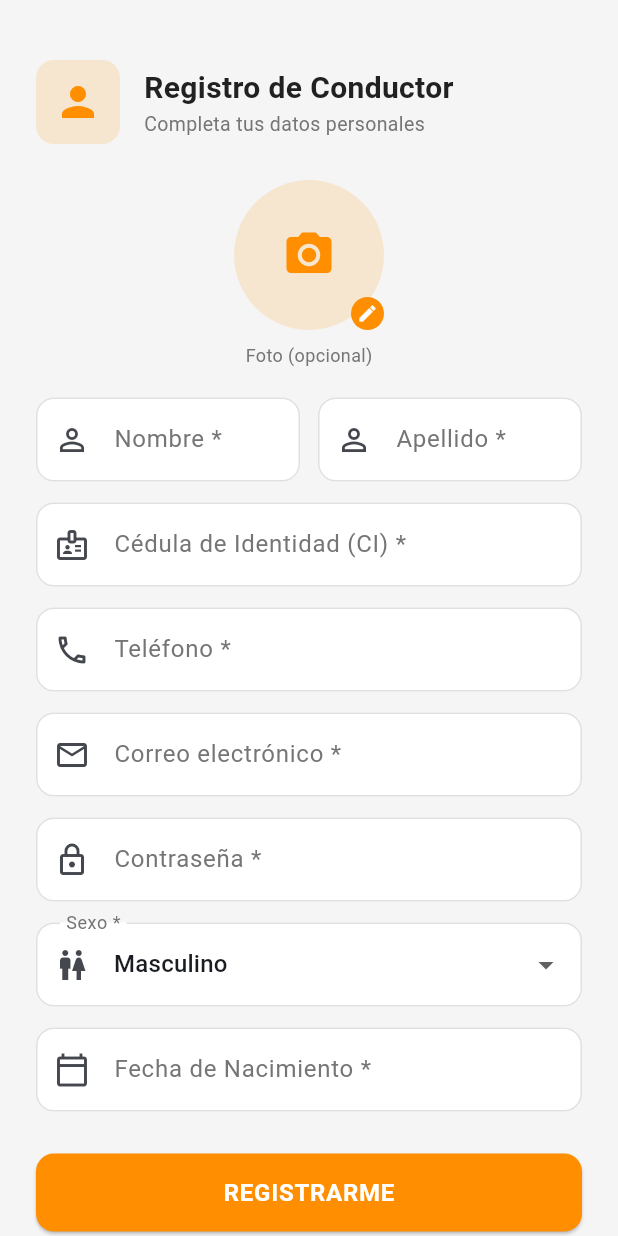
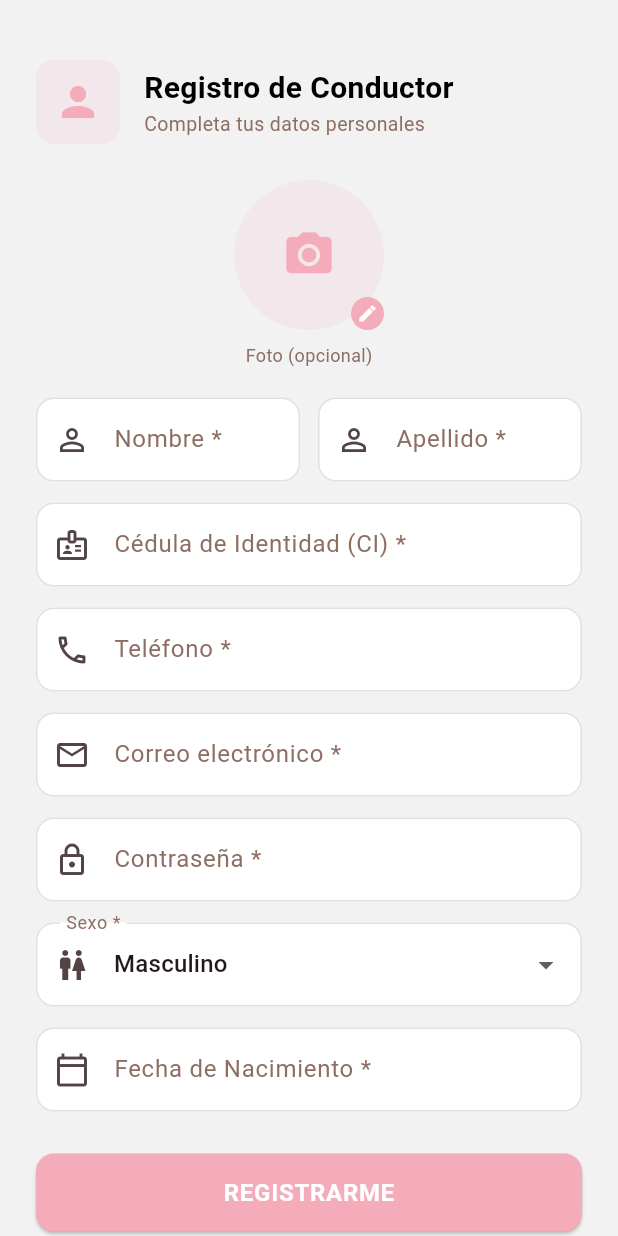
Before and after one commit to nataly-33/bus_mobile, a Flutter app: the screen it shows after launch, after a tap on "Soy Conductor", on a phone screen of 412 x 824 dp. Run offline on Flutter 3.47's test engine with Material 3 defaults, Android fonts, the phone set to English and light mode, and no system bars; our stand-ins replace flutter_dotenv, geolocator, google_maps_flutter, image_picker, shared_preferences; network calls fail.

Commit message:
feat(config): migrar de Google Maps a OpenStreetMap con flutter_map y nuevo tema Catawba

```diff
--- a/lib/app/shared/app_theme.dart
+++ b/lib/app/shared/app_theme.dart
@@ -1,14 +1,30 @@
 import 'package:flutter/material.dart';
 
 class AppTheme {
-  static const Color primary = Color(0xFF1565C0);
-  static const Color accent = Color(0xFFFF8F00);
-  static const Color success = Color(0xFF2E7D32);
-  static const Color danger = Color(0xFFC62828);
-  static const Color background = Color(0xFFF5F5F5);
-  static const Color cardBg = Colors.white;
-  static const Color textPrimary = Color(0xFF212121);
-  static const Color textSecondary = Color(0xFF757575);
+  // Paleta rosa/marrón
+  static const Color primary       = Color(0xFF703642);  // Catawba — headers, acciones
+  static const Color secondary     = Color(0xFFA0527A);  // Deep Puce — acciones secundarias
+  static const Color accent        = Color(0xFFF4ABBA);  // Parrot Pink — chips, highlights
+  static const Color paleRose      = Color(0xFFDDADAD);  // Pale Chestnut — fondos suaves
+  static const Color background    = Color(0xFFF2F2F2);  // Anti-Flash White — fondo general
+  static const Color cardBg        = Color(0xFFFFFFFF);  // blanco — tarjetas
+  static const Color textPrimary   = Color(0xFF000000);  // negro — texto principal
+  static const Color textSecondary = Color(0xFF8D6E63);  // marrón claro — texto secundario
+  static const Color success       = Color(0xFF2E7D32);  // verde — estados positivos
+  static const Color danger        = Color(0xFFC62828);  // rojo — errores
+
+  // Gradiente de cabecera (Catawba → Deep Puce)
+  static const LinearGradient headerGradient = LinearGradient(
+    begin: Alignment.topLeft,
+    end: Alignment.bottomRight,
+    colors: [Color(0xFF703642), Color(0xFF9F4576)],
+  );
+
+  // URL de tiles CartoDB Light (OSM, sin API key)
+  static const String mapTileUrl =
+      'https://a.basemaps.cartocdn.com/light_all/{z}/{x}/{y}.png';
+  // Requerido por CartoDB en Android — sin esto retorna 403
+  static const String mapTileUserAgent = 'com.example.buses_sig';
 
   static ThemeData get theme => ThemeData(
         useMaterial3: true,
@@ -68,9 +84,17 @@ class AppTheme {
         ),
         cardTheme: CardThemeData(
           elevation: 2,
-          shape:
-              RoundedRectangleBorder(borderRadius: BorderRadius.circular(12)),
-          color: Colors.white,
+          shape: RoundedRectangleBorder(
+              borderRadius: BorderRadius.circular(12)),
+          color: cardBg,
+        ),
+        chipTheme: ChipThemeData(
+          backgroundColor: accent.withOpacity(0.3),
+          labelStyle: const TextStyle(
+              color: primary, fontWeight: FontWeight.bold, fontSize: 12),
+          padding: const EdgeInsets.symmetric(horizontal: 8, vertical: 2),
+          shape: RoundedRectangleBorder(
+              borderRadius: BorderRadius.circular(20)),
         ),
       );
 }
--- a/lib/config/app_config.dart
+++ b/lib/config/app_config.dart
@@ -1,12 +1,8 @@
 import 'package:flutter_dotenv/flutter_dotenv.dart';
 
 class AppConfig {
-  // Lee del .env en tiempo de ejecución
   static String get baseUrl =>
       dotenv.env['BACKEND_URL'] ?? 'http://10.0.2.2:8000';
-
-  static String get googleMapsApiKey =>
-      dotenv.env['GOOGLE_MAPS_API_KEY'] ?? '';
 
   // Centro del mapa: Santa Cruz de la Sierra
   static const double mapLat = -17.7833;
@@ -16,6 +12,5 @@ class AppConfig {
   static const double radioBusquedaMetros = 300.0;
 
   static const int intervaloPosicionSegundos = 30;
-
   static const int intervaloActualizacionSegundos = 15;
 }
--- a/lib/main.dart
+++ b/lib/main.dart
@@ -46,7 +46,7 @@ class RoleSelectorScreen extends StatelessWidget {
           gradient: LinearGradient(
             begin: Alignment.topCenter,
             end: Alignment.bottomCenter,
-            colors: [Color(0xFF1A237E), Color(0xFF1565C0), Color(0xFF0277BD)],
+            colors: [Color(0xFF703642), Color(0xFF9F4576), Color(0xFFA0527A)],
             stops: [0.0, 0.5, 1.0],
           ),
         ),
@@ -73,7 +73,7 @@ class RoleSelectorScreen extends StatelessWidget {
                 child: const Icon(
                   Icons.directions_bus_rounded,
                   size: 60,
-                  color: Color(0xFF1565C0),
+                  color: Color(0xFF703642),
                 ),
               ),
               const SizedBox(height: 20),
--- a/pubspec.yaml
+++ b/pubspec.yaml
@@ -15,7 +15,8 @@ dependencies:
   geolocator: ^12.0.0
   image_picker: ^1.0.0
   intl: ^0.19.0
-  google_maps_flutter: ^2.5.0
+  flutter_map: ^6.1.0
+  latlong2: ^0.9.1
   provider: ^6.1.0
   flutter_dotenv: ^5.0.0
 
```
Also changed, not shown: pubspec.lock, 3 other files.
